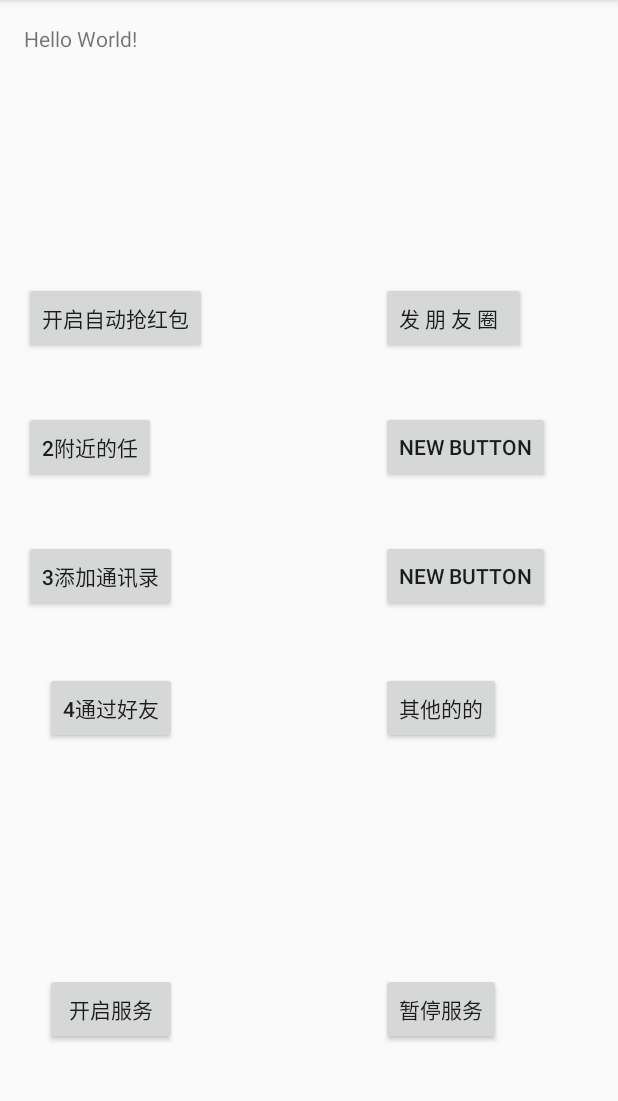
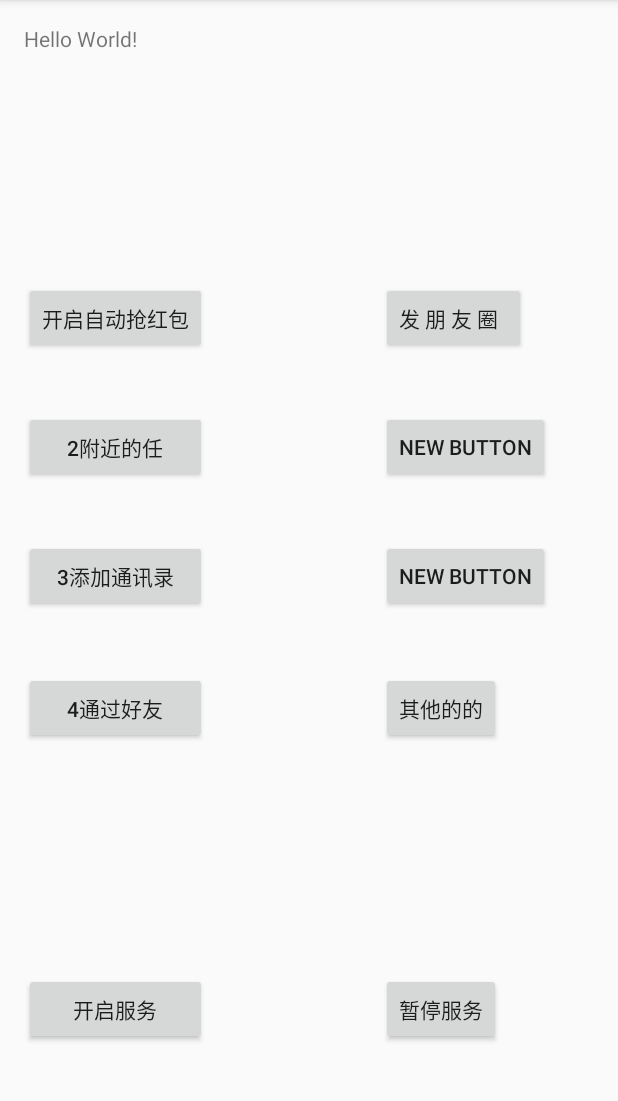
Before and after one commit to xia45399/weixin, an Android app: the screen it shows after launch (MainActivity), on a phone screen of 412 x 824 dp, the part 84-1185 px from its top. Run offline under Robolectric (Android 15) with nearby library versions, the phone set to English and light mode, and no system bars.

Commit message:
朋友圈 小bug

```diff
--- a/app/build.gradle
+++ b/app/build.gradle
@@ -8,8 +8,8 @@ android {
         applicationId "com.example.xia.weixin"
         minSdkVersion 16
         targetSdkVersion 21
-        versionCode 1
-        versionName "1.0"
+        versionCode 2
+        versionName "2.0 自动发朋友圈"
     }
     buildTypes {
         release {
--- a/app/src/main/AndroidManifest.xml
+++ b/app/src/main/AndroidManifest.xml
@@ -13,10 +13,13 @@
             android:label="@string/app_name">
             <intent-filter>
                 <action android:name="android.intent.action.MAIN" />
-
                 <category android:name="android.intent.category.LAUNCHER" />
             </intent-filter>
         </activity>
+
+        <activity
+        android:name=".SettingsActivity"
+        android:label="@string/settings_name"></activity>
 
         <service
             android:enabled="true"
--- a/app/src/main/res/layout/activity_main.xml
+++ b/app/src/main/res/layout/activity_main.xml
@@ -23,7 +23,9 @@
         android:layout_marginBottom="55dp"
         android:layout_alignParentBottom="true"
         android:layout_alignRight="@+id/button3"
-        android:layout_alignEnd="@+id/button3" />
+        android:layout_alignEnd="@+id/button3"
+        android:layout_alignParentLeft="true"
+        android:layout_alignParentStart="true" />
 
     <Button
         style="?android:attr/buttonStyleSmall"
@@ -33,7 +35,9 @@
         android:id="@+id/button3"
         android:layout_centerVertical="true"
         android:layout_alignParentLeft="true"
-        android:layout_alignParentStart="true" />
+        android:layout_alignParentStart="true"
+        android:layout_alignRight="@+id/button2"
+        android:layout_alignEnd="@+id/button2" />
 
     <Button
         style="?android:attr/buttonStyleSmall"
@@ -67,7 +71,9 @@
         android:layout_marginBottom="38dp"
         android:layout_above="@+id/button3"
         android:layout_alignParentLeft="true"
-        android:layout_alignParentStart="true" />
+        android:layout_alignParentStart="true"
+        android:layout_alignRight="@+id/button1"
+        android:layout_alignEnd="@+id/button1" />
 
     <Button
         style="?android:attr/buttonStyleSmall"
@@ -106,8 +112,10 @@
         android:text="4通过好友"
         android:id="@+id/button4"
         android:layout_alignTop="@+id/button8"
-        android:layout_alignLeft="@+id/service_button"
-        android:layout_alignStart="@+id/service_button"/>
+        android:layout_alignParentLeft="true"
+        android:layout_alignParentStart="true"
+        android:layout_alignRight="@+id/button3"
+        android:layout_alignEnd="@+id/button3" />
 
     <Button
         style="?android:attr/buttonStyleSmall"
@@ -116,8 +124,8 @@
         android:text="其他的的"
         android:id="@+id/button8"
         android:layout_below="@+id/button7"
+        android:layout_marginTop="40dp"
         android:layout_alignRight="@+id/button0"
-        android:layout_alignEnd="@+id/button0"
-        android:layout_marginTop="40dp" />
+        android:layout_alignEnd="@+id/button0" />
 
 </RelativeLayout>
--- a/app/src/main/res/values/strings.xml
+++ b/app/src/main/res/values/strings.xml
@@ -2,4 +2,5 @@
     <string name="app_name">微信自动化</string>
     <string name="action_settings">Settings</string>
     <string name="desc">微信自动化服务，点击开启服务自动抢红包，添加好友等等等等等等</string>
+    <string name="settings_name">设置</string>
 </resources>
```
Also changed, not shown: app/src/main/java/com/example/xia/weixin/MainActivity.java (+6 -3 lines), app/src/main/java/com/example/xia/weixin/Weixin.java (+25 -11 lines), app/src/main/java/com/example/xia/weixin/commom.java (deleted, +0 -14 lines), app/src/main/java/com/example/xia/weixin/fujinderen.java (deleted, +0 -16 lines), 1 other file.
